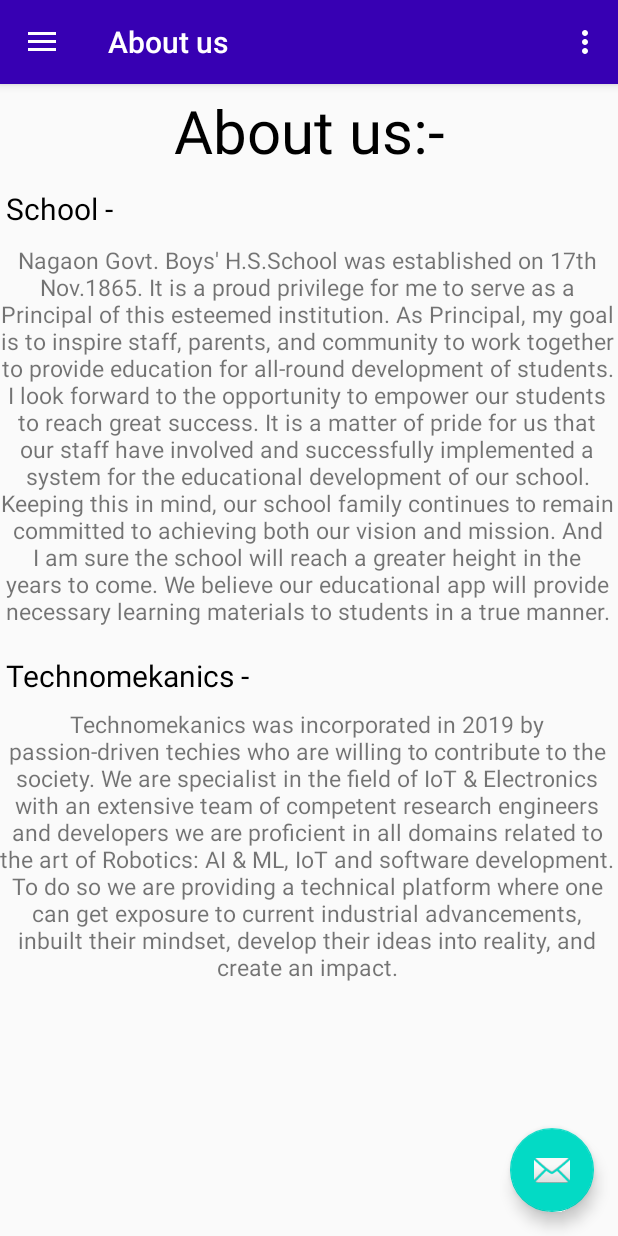
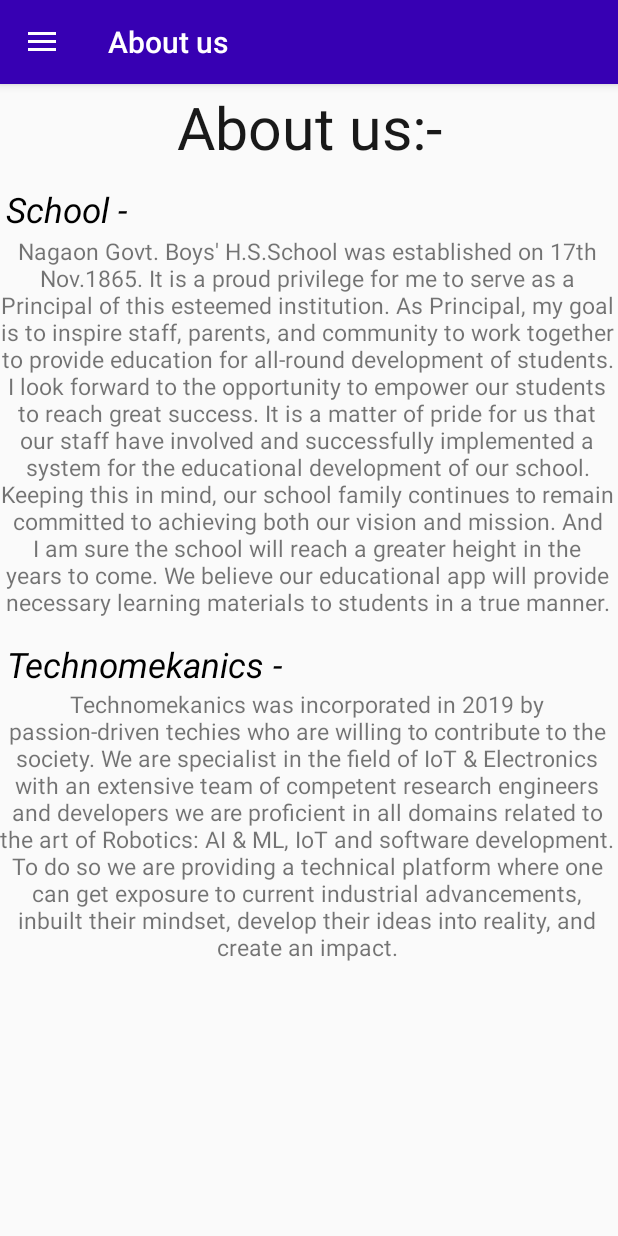
Before and after one commit to ShubhamRattra/OIL_INDIA_HSS, an Android app: the screen it shows after launch (MainActivity), in the side drawer, after a tap on "About us", on a phone screen of 412 x 824 dp. Run offline under Robolectric (Android 15) with nearby library versions, the phone set to English and light mode, and no system bars; our stand-ins replace navigation-ui, sdp/ssp sizes.

Commit message:
removed fab

```diff
--- a/app/src/main/java/com/rattra/navigationdrawertechno/MainActivity.java
+++ b/app/src/main/java/com/rattra/navigationdrawertechno/MainActivity.java
@@ -1,13 +1,7 @@
 package com.rattra.navigationdrawertechno;
 
 import android.os.Bundle;
-import android.view.View;
-import android.view.Menu;
-
-import com.google.android.material.floatingactionbutton.FloatingActionButton;
-import com.google.android.material.snackbar.Snackbar;
 import com.google.android.material.navigation.NavigationView;
-
 import androidx.navigation.NavController;
 import androidx.navigation.Navigation;
 import androidx.navigation.ui.AppBarConfiguration;
@@ -26,14 +20,7 @@
         setContentView(R.layout.activity_main);
         Toolbar toolbar = findViewById(R.id.toolbar);
         setSupportActionBar(toolbar);
-        FloatingActionButton fab = findViewById(R.id.fab);
-        fab.setOnClickListener(new View.OnClickListener() {
-            @Override
-            public void onClick(View view) {
-                Snackbar.make(view, "Replace with your own action", Snackbar.LENGTH_LONG)
-                        .setAction("Action", null).show();
-            }
-        });
+
         DrawerLayout drawer = findViewById(R.id.drawer_layout);
         NavigationView navigationView = findViewById(R.id.nav_view);
         // Passing each menu ID as a set of Ids because each
@@ -48,13 +35,6 @@
     }
 
     @Override
-    public boolean onCreateOptionsMenu(Menu menu) {
-        // Inflate the menu; this adds items to the action bar if it is present.
-        getMenuInflater().inflate(R.menu.main, menu);
-        return true;
-    }
-
-    @Override
     public boolean onSupportNavigateUp() {
         NavController navController = Navigation.findNavController(this, R.id.nav_host_fragment);
         return NavigationUI.navigateUp(navController, mAppBarConfiguration)
--- a/app/src/main/res/layout/app_bar_main.xml
+++ b/app/src/main/res/layout/app_bar_main.xml
@@ -22,12 +22,4 @@
 
     <include layout="@layout/content_main" />
 
-    <com.google.android.material.floatingactionbutton.FloatingActionButton
-        android:id="@+id/fab"
-        android:layout_width="wrap_content"
-        android:layout_height="wrap_content"
-        android:layout_gravity="bottom|end"
-        android:layout_margin="@dimen/fab_margin"
-        app:srcCompat="@android:drawable/ic_dialog_email" />
-
 </androidx.coordinatorlayout.widget.CoordinatorLayout>
--- a/app/src/main/res/layout/fragment_gallery.xml
+++ b/app/src/main/res/layout/fragment_gallery.xml
@@ -11,12 +11,12 @@
         android:layout_width="match_parent"
         android:layout_height="wrap_content"
         android:layout_marginStart="8dp"
-        android:layout_marginTop="4dp"
+        android:layout_marginTop="2dp"
         android:layout_marginEnd="8dp"
         android:text="@string/abt"
         android:textAlignment="center"
-        android:textColor="#000"
-        android:textSize="40sp"
+        android:textColor="#E6000000"
+        android:textSize="@dimen/_30sdp"
         app:layout_constraintBottom_toBottomOf="parent"
         app:layout_constraintEnd_toEndOf="parent"
         app:layout_constraintHorizontal_bias="0.0"
@@ -33,13 +33,14 @@
         android:text="@string/sch"
         android:textAlignment="center"
         android:textColor="#000"
-        android:textSize="20sp"
+        android:textSize="@dimen/_18sdp"
+        android:textStyle="italic"
         app:layout_constraintBottom_toBottomOf="parent"
         app:layout_constraintEnd_toEndOf="parent"
         app:layout_constraintHorizontal_bias="0.0"
         app:layout_constraintStart_toStartOf="parent"
         app:layout_constraintTop_toTopOf="parent"
-        app:layout_constraintVertical_bias="0.084" />
+        app:layout_constraintVertical_bias="0.082" />
 
     <TextView
         android:id="@+id/text_gallery2"
@@ -49,13 +50,13 @@
         android:layout_marginEnd="2dp"
         android:text="@string/aboutschoolcontent"
         android:textAlignment="center"
-        android:textSize="15sp"
+        android:textSize="@dimen/_12sdp"
         app:layout_constraintBottom_toBottomOf="parent"
         app:layout_constraintEnd_toEndOf="parent"
         app:layout_constraintHorizontal_bias="1.0"
         app:layout_constraintStart_toStartOf="parent"
         app:layout_constraintTop_toBottomOf="@+id/text_gallery"
-        app:layout_constraintVertical_bias="0.107" />
+        app:layout_constraintVertical_bias="0.1" />
 
     <TextView
         android:id="@+id/text_gallery3"
@@ -66,26 +67,27 @@
         android:text="@string/tech"
         android:textAlignment="center"
         android:textColor="#000"
-        android:textSize="20sp"
+        android:textSize="@dimen/_18sdp"
+        android:textStyle="italic"
         app:layout_constraintBottom_toBottomOf="parent"
         app:layout_constraintEnd_toEndOf="parent"
         app:layout_constraintHorizontal_bias="0.0"
         app:layout_constraintStart_toStartOf="parent"
         app:layout_constraintTop_toBottomOf="@+id/text_gallery2"
-        app:layout_constraintVertical_bias="0.05" />
+        app:layout_constraintVertical_bias="0.041" />
 
     <TextView
         android:id="@+id/text_gallery4"
         android:layout_width="wrap_content"
         android:layout_height="wrap_content"
         android:layout_marginStart="2dp"
-        android:layout_marginTop="8dp"
         android:layout_marginEnd="2dp"
         android:text="@string/abouttechnocontent"
         android:textAlignment="center"
-        android:textSize="15sp"
+        android:textSize="@dimen/_12sdp"
         app:layout_constraintEnd_toEndOf="parent"
         app:layout_constraintHorizontal_bias="1.0"
         app:layout_constraintStart_toStartOf="parent"
         app:layout_constraintTop_toBottomOf="@+id/text_gallery3" />
+
 </androidx.constraintlayout.widget.ConstraintLayout>
--- a/app/src/main/res/menu/main.xml
+++ /dev/null
@@ -1,9 +0,0 @@
-<?xml version="1.0" encoding="utf-8"?>
-<menu xmlns:android="http://schemas.android.com/apk/res/android"
-    xmlns:app="http://schemas.android.com/apk/res-auto">
-    <item
-        android:id="@+id/action_settings"
-        android:orderInCategory="100"
-        android:title="@string/action_settings"
-        app:showAsAction="never" />
-</menu>
--- a/build.gradle
+++ b/build.gradle
@@ -5,7 +5,7 @@
         jcenter()
     }
     dependencies {
-        classpath "com.android.tools.build:gradle:4.0.0"
+        classpath 'com.android.tools.build:gradle:4.0.1'
 
         // NOTE: Do not place your application dependencies here; they belong
         // in the individual module build.gradle files
```
Also changed, not shown: app/build.gradle (+6 -5 lines), app/src/main/res/layout/fragment_slideshow.xml (+7 -6 lines).
